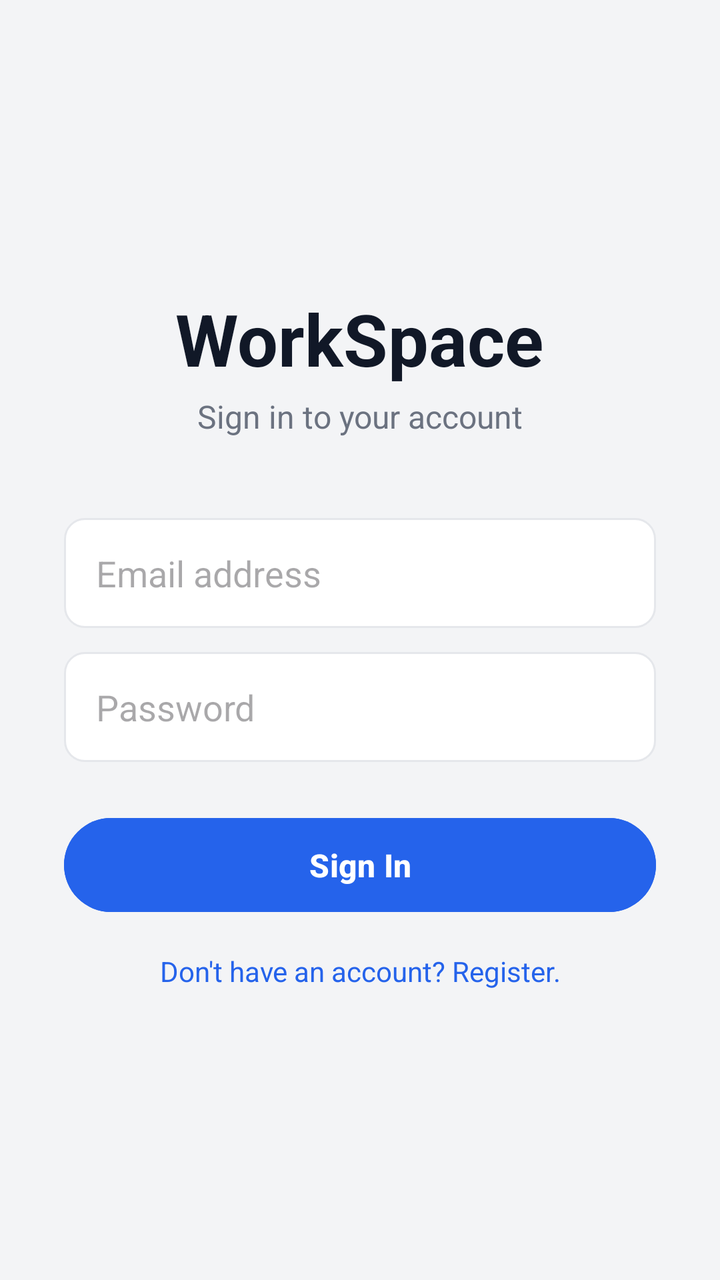
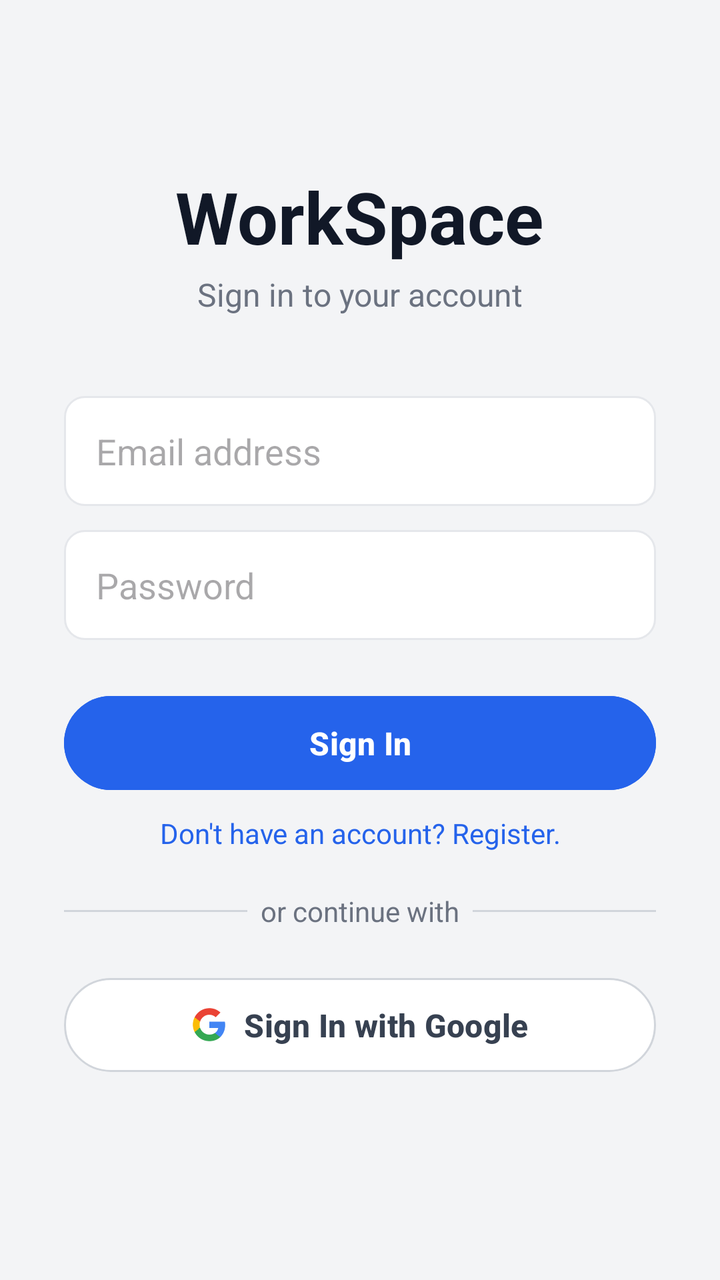

An Android layout rendered at two revisions. The XML below is the earlier revision; the diff shows what the commit changed to produce the second picture.
<!-- AndroidManifest.xml: application theme Theme.WorkSpaceMobile -->
<!-- res/layout/activity_login.xml -->
<?xml version="1.0" encoding="utf-8"?>
<LinearLayout xmlns:android="http://schemas.android.com/apk/res/android"
    android:layout_width="match_parent"
    android:layout_height="match_parent"
    android:orientation="vertical"
    android:padding="32dp"
    android:gravity="center"
    android:background="#F3F4F6">

    <TextView
        android:layout_width="wrap_content"
        android:layout_height="wrap_content"
        android:text="WorkSpace"
        android:textSize="36sp"
        android:textStyle="bold"
        android:textColor="#111827"
        android:layout_marginBottom="4dp"
        android:textAlignment="center"/>

    <TextView
        android:layout_width="match_parent"
        android:layout_height="wrap_content"
        android:text="Sign in to your account"
        android:textSize="16sp"
        android:textColor="#6B7280"
        android:textAlignment="center"
        android:layout_marginBottom="40dp"/>

    <EditText
        android:id="@+id/etLoginEmail"
        android:layout_width="match_parent"
        android:layout_height="55dp"
        android:hint="Email address"
        android:inputType="textEmailAddress"
        android:background="@drawable/edit_text_bg"
        android:paddingStart="16dp"
        android:paddingEnd="16dp"
        android:layout_marginBottom="12dp"/>

    <EditText
        android:id="@+id/etLoginPassword"
        android:layout_width="match_parent"
        android:layout_height="55dp"
        android:hint="Password"
        android:inputType="textPassword"
        android:background="@drawable/edit_text_bg"
        android:paddingStart="16dp"
        android:paddingEnd="16dp"
        android:layout_marginBottom="24dp"/>

    <Button
        android:id="@+id/btnLogin"
        android:layout_width="match_parent"
        android:layout_height="55dp"
        android:text="Sign In"
        android:textSize="16sp"
        android:textStyle="bold"
        android:backgroundTint="#2563EB"
        android:textColor="#FFFFFF" />

    <ProgressBar
        android:id="@+id/progressBarLogin"
        android:layout_width="wrap_content"
        android:layout_height="wrap_content"
        android:visibility="gone"
        android:layout_marginTop="16dp"/>

    <TextView
        android:id="@+id/tvGoToRegister"
        android:layout_width="match_parent"
        android:layout_height="wrap_content"
        android:text="Don't have an account? Register."
        android:textAlignment="center"
        android:layout_marginTop="16dp"
        android:textColor="#2563EB"
        android:clickable="true"
        android:focusable="true"/>

</LinearLayout>
<!-- resources referenced by this layout -->
<resources>
  <!-- drawable edit_text_bg (drawable) -->
  <?xml version="1.0" encoding="utf-8"?>
  <shape xmlns:android="http://schemas.android.com/apk/res/android"
      android:shape="rectangle">
      <solid android:color="#FFFFFF"/>
      <stroke android:width="1dp" android:color="#E5E7EB"/>
      <corners android:radius="10dp"/>
  </shape>
  <style name="Theme.WorkSpaceMobile" parent="Base.Theme.WorkSpaceMobile" />
  <style name="Base.Theme.WorkSpaceMobile" parent="Theme.Material3.DayNight.NoActionBar">
          
          
      </style>
</resources>

<!-- the commit's change to res/layout/activity_login.xml (unified diff, before → after) -->
@@ -1,5 +1,6 @@
 <?xml version="1.0" encoding="utf-8"?>
 <LinearLayout xmlns:android="http://schemas.android.com/apk/res/android"
+    xmlns:app="http://schemas.android.com/apk/res-auto"
     android:layout_width="match_parent"
     android:layout_height="match_parent"
     android:orientation="vertical"
@@ -71,9 +72,50 @@
         android:layout_height="wrap_content"
         android:text="Don't have an account? Register."
         android:textAlignment="center"
-        android:layout_marginTop="16dp"
+        android:layout_marginTop="8dp"
         android:textColor="#2563EB"
         android:clickable="true"
         android:focusable="true"/>
 
+    <LinearLayout
+        android:layout_width="match_parent"
+        android:layout_height="wrap_content"
+        android:orientation="horizontal"
+        android:gravity="center"
+        android:layout_marginTop="20dp"
+        android:layout_marginBottom="20dp">
+        <View
+            android:layout_width="0dp"
+            android:layout_height="1dp"
+            android:layout_weight="1"
+            android:background="#D1D5DB" />
+        <TextView
+            android:layout_width="wrap_content"
+            android:layout_height="wrap_content"
+            android:text="  or continue with  "
+            android:textColor="#6B7280"
+            android:textSize="14sp" />
+        <View
+            android:layout_width="0dp"
+            android:layout_height="1dp"
+            android:layout_weight="1"
+            android:background="#D1D5DB" />
+    </LinearLayout>
+
+    <com.google.android.material.button.MaterialButton
+        android:id="@+id/btnGoogleSignIn"
+        android:layout_width="match_parent"
+        android:layout_height="55dp"
+        android:text="Sign In with Google"
+        android:textSize="16sp"
+        android:textStyle="bold"
+        android:backgroundTint="#FFFFFF"
+        android:textColor="#374151"
+        app:strokeColor="#D1D5DB"
+        app:strokeWidth="1dp"
+        app:icon="@drawable/ic_google"
+        app:iconTint="@null"
+        app:iconGravity="textStart"
+        android:layout_marginBottom="16dp"/>
+
 </LinearLayout>
<!-- resource entries referenced after the edit -->
@@ -8,6 +8,25 @@
       <stroke android:width="1dp" android:color="#E5E7EB"/>
       <corners android:radius="10dp"/>
   </shape>
+  <!-- drawable ic_google (drawable) -->
+  <vector xmlns:android="http://schemas.android.com/apk/res/android"
+      android:width="24dp"
+      android:height="24dp"
+      android:viewportWidth="24"
+      android:viewportHeight="24">
+    <path
+        android:pathData="M22.56,12.25c0,-0.78 -0.07,-1.53 -0.2,-2.25H12v4.26h5.92c-0.26,1.37 -1.04,2.53 -2.21,3.31v2.77h3.57C21.37,18.25 22.56,15.5 22.56,12.25z"
+        android:fillColor="#4285F4"/>
+    <path
+        android:pathData="M12,23c2.97,0 5.46,-0.98 7.28,-2.66l-3.57,-2.77c-0.98,0.66 -2.23,1.06 -3.71,1.06 -2.86,0 -5.29,-1.93 -6.16,-4.53H2.18v2.84C3.99,20.53 7.7,23 12,23z"
+        android:fillColor="#34A853"/>
+    <path
+        android:pathData="M5.84,14.09c-0.22,-0.66 -0.35,-1.36 -0.35,-2.09s0.13,-1.43 0.35,-2.09V7.06H2.18C1.43,8.55 1,10.22 1,12s0.43,3.45 1.18,4.94l2.85,-2.22 -0.19,-0.63z"
+        android:fillColor="#FBBC05"/>
+    <path
+        android:pathData="M12,5.38c1.62,0 3.06,0.56 4.21,1.64l3.15,-3.15C17.45,2.09 14.97,1 12,1 7.7,1 3.99,3.47 2.18,7.06l3.66,2.84c0.87,-2.6 3.3,-4.53 6.16,-4.53z"
+        android:fillColor="#EA4335"/>
+  </vector>
   <style name="Theme.WorkSpaceMobile" parent="Base.Theme.WorkSpaceMobile" />
   <style name="Base.Theme.WorkSpaceMobile" parent="Theme.Material3.DayNight.NoActionBar">
           
